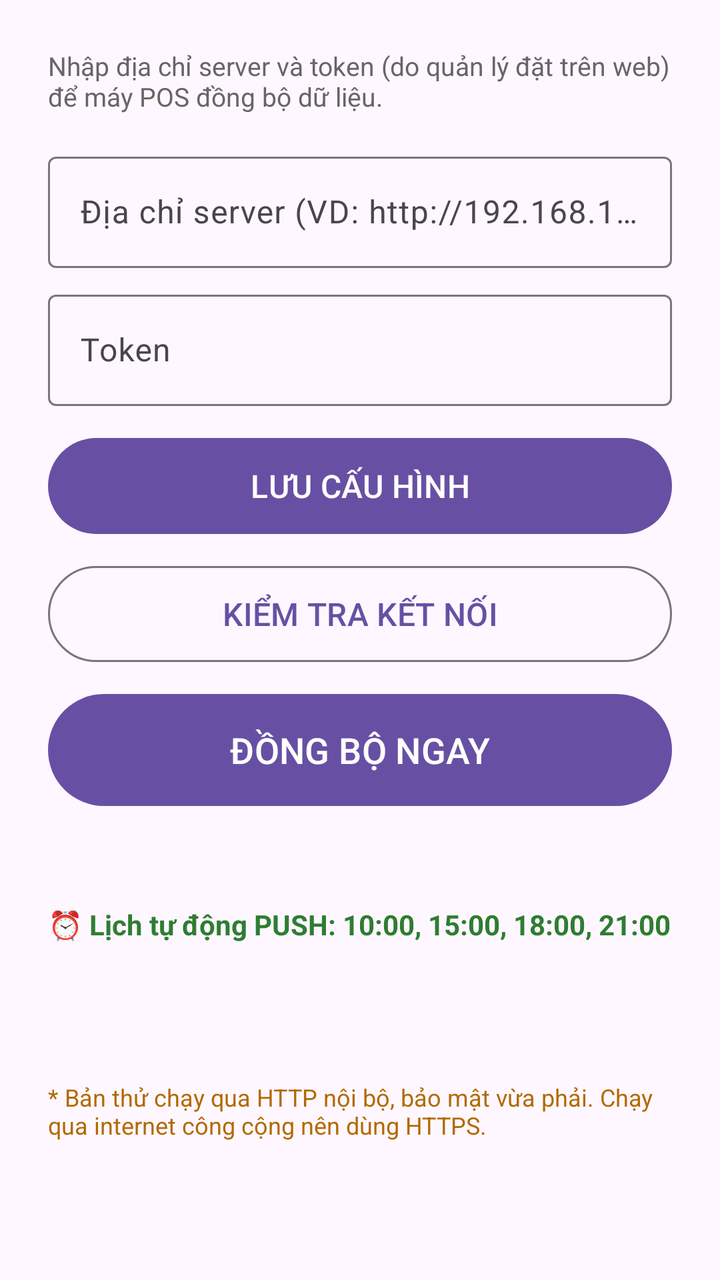
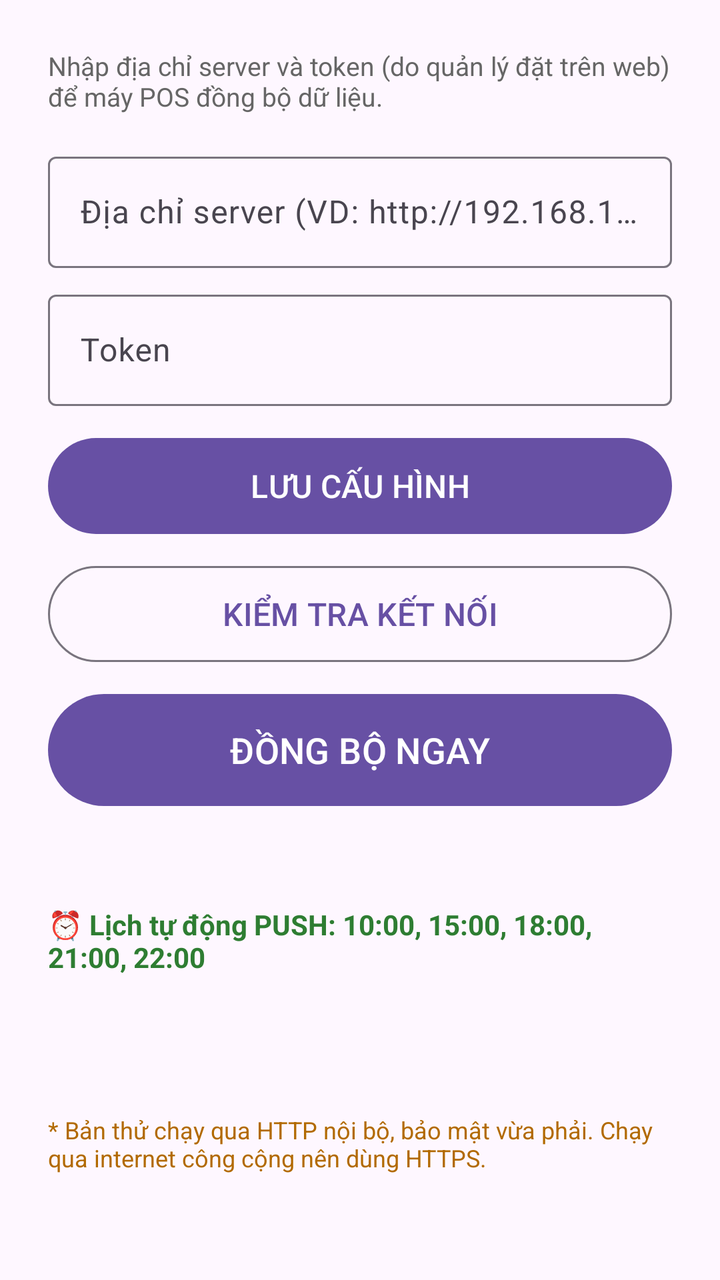

Compare the two renders of this Android layout. The source of the first and the diff that turns it into the second are given below.
<!-- AndroidManifest.xml: application theme Theme.Material3.DayNight.NoActionBar -->
<!-- res/layout/activity_sync_settings.xml -->
<?xml version="1.0" encoding="utf-8"?>
<ScrollView xmlns:android="http://schemas.android.com/apk/res/android"
    android:layout_width="match_parent"
    android:layout_height="match_parent"
    android:fillViewport="true">

    <LinearLayout
        android:layout_width="match_parent"
        android:layout_height="wrap_content"
        android:orientation="vertical"
        android:padding="24dp">

        <TextView
            android:layout_width="match_parent"
            android:layout_height="wrap_content"
            android:text="@string/sync_note"
            android:textColor="#666666"
            android:textSize="13sp" />

        <com.google.android.material.textfield.TextInputLayout
            android:layout_width="match_parent"
            android:layout_height="wrap_content"
            android:layout_marginTop="16dp"
            android:hint="@string/sync_url_hint">

            <com.google.android.material.textfield.TextInputEditText
                android:id="@+id/inputUrl"
                android:layout_width="match_parent"
                android:layout_height="wrap_content"
                android:inputType="textUri"
                android:textSize="16sp" />
        </com.google.android.material.textfield.TextInputLayout>

        <com.google.android.material.textfield.TextInputLayout
            android:layout_width="match_parent"
            android:layout_height="wrap_content"
            android:layout_marginTop="8dp"
            android:hint="@string/sync_token_hint">

            <com.google.android.material.textfield.TextInputEditText
                android:id="@+id/inputToken"
                android:layout_width="match_parent"
                android:layout_height="wrap_content"
                android:inputType="text"
                android:textSize="16sp" />
        </com.google.android.material.textfield.TextInputLayout>

        <com.google.android.material.button.MaterialButton
            android:id="@+id/btnSave"
            android:layout_width="match_parent"
            android:layout_height="56dp"
            android:layout_marginTop="12dp"
            android:text="@string/sync_save"
            android:textSize="16sp" />

        <com.google.android.material.button.MaterialButton
            android:id="@+id/btnTest"
            style="@style/Widget.Material3.Button.OutlinedButton"
            android:layout_width="match_parent"
            android:layout_height="56dp"
            android:layout_marginTop="8dp"
            android:text="@string/sync_test"
            android:textSize="16sp" />

        <com.google.android.material.button.MaterialButton
            android:id="@+id/btnSync"
            android:layout_width="match_parent"
            android:layout_height="64dp"
            android:layout_marginTop="8dp"
            android:text="@string/sync_now"
            android:textSize="18sp" />

        <TextView
            android:id="@+id/lastSync"
            android:layout_width="match_parent"
            android:layout_height="wrap_content"
            android:layout_marginTop="16dp"
            android:textColor="#666666"
            android:textSize="13sp" />

        <TextView
            android:id="@+id/tvAutoPushSchedule"
            android:layout_width="match_parent"
            android:layout_height="wrap_content"
            android:layout_marginTop="12dp"
            android:text="⏰ Lịch tự động PUSH: 10:00, 15:00, 18:00, 21:00"
            android:textColor="#2E7D32"
            android:textSize="14sp"
            android:textStyle="bold" />

        <TextView
            android:id="@+id/tvNextPushTime"
            android:layout_width="match_parent"
            android:layout_height="wrap_content"
            android:layout_marginTop="4dp"
            android:textColor="#555555"
            android:textSize="13sp" />

        <TextView
            android:id="@+id/syncStatus"
            android:layout_width="match_parent"
            android:layout_height="wrap_content"
            android:layout_marginTop="8dp"
            android:textSize="14sp" />

        <TextView
            android:layout_width="match_parent"
            android:layout_height="wrap_content"
            android:layout_marginTop="20dp"
            android:text="@string/sync_security_note"
            android:textColor="#B26A00"
            android:textSize="12sp" />

    </LinearLayout>
</ScrollView>
<!-- resources referenced by this layout -->
<resources>
  <string name="sync_note">Nhập địa chỉ server và token (do quản lý đặt trên web) để máy POS đồng bộ dữ liệu.</string>
  <string name="sync_now">ĐỒNG BỘ NGAY</string>
  <string name="sync_save">LƯU CẤU HÌNH</string>
  <string name="sync_security_note">* Bản thử chạy qua HTTP nội bộ, bảo mật vừa phải. Chạy qua internet công cộng nên dùng HTTPS.</string>
  <string name="sync_test">KIỂM TRA KẾT NỐI</string>
  <string name="sync_token_hint">Token</string>
  <string name="sync_url_hint">Địa chỉ server (VD: http://192.168.1.10:3100)</string>
</resources>

<!-- the commit's change to res/layout/activity_sync_settings.xml (unified diff, before → after) -->
@@ -83,7 +83,7 @@
             android:layout_width="match_parent"
             android:layout_height="wrap_content"
             android:layout_marginTop="12dp"
-            android:text="⏰ Lịch tự động PUSH: 10:00, 15:00, 18:00, 21:00"
+            android:text="⏰ Lịch tự động PUSH: 10:00, 15:00, 18:00, 21:00, 22:00"
             android:textColor="#2E7D32"
             android:textSize="14sp"
             android:textStyle="bold" />
